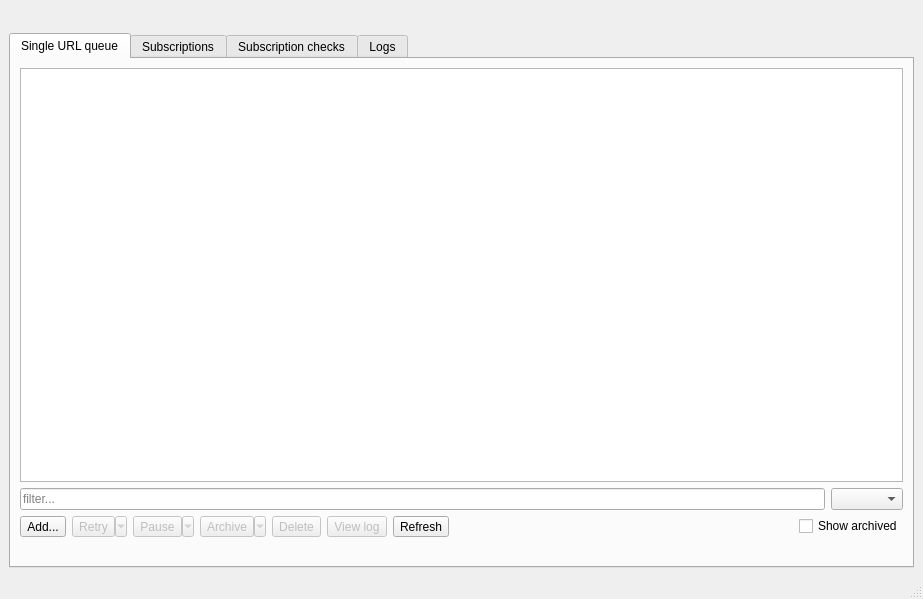
thatfuckingbird/hydownloader-systray, file src/hydownloader-systray/mainwindow.ui: the form before one commit.
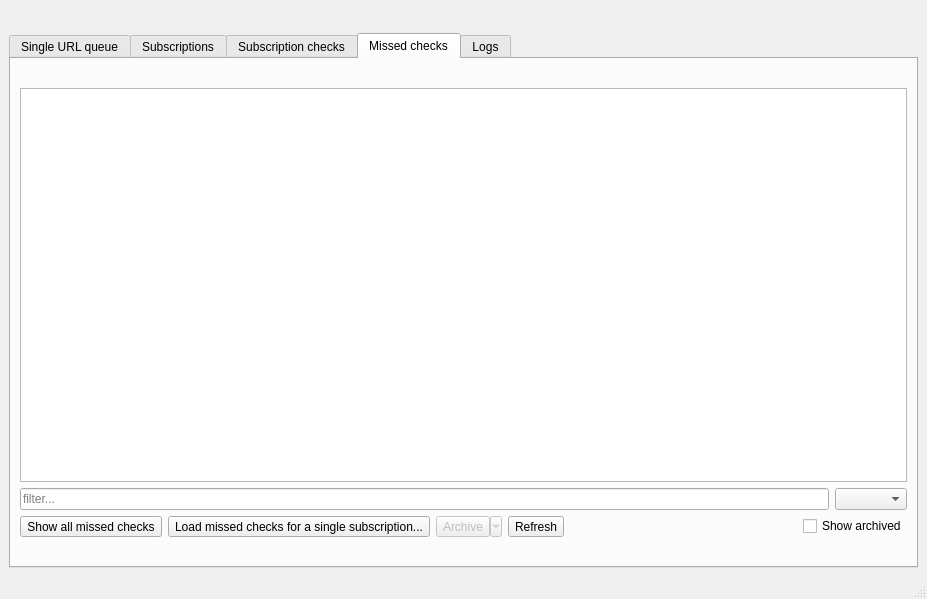
The form after the commit.

Commit message: add support for missed subscription checks

Patch:
```diff
--- a/src/hydownloader-systray/mainwindow.ui
+++ b/src/hydownloader-systray/mainwindow.ui
@@ -6,7 +6,7 @@
    <rect>
     <x>0</x>
     <y>0</y>
-    <width>923</width>
+    <width>927</width>
     <height>599</height>
    </rect>
   </property>
@@ -35,7 +35,7 @@
     <item>
      <widget class="QTabWidget" name="mainTabWidget">
       <property name="currentIndex">
-       <number>0</number>
+       <number>3</number>
       </property>
       <widget class="QWidget" name="singleURLsTab">
        <attribute name="title">
@@ -466,6 +466,139 @@
         </item>
        </layout>
       </widget>
+      <widget class="QWidget" name="missedSubChecksTab">
+       <attribute name="title">
+        <string>Missed checks</string>
+       </attribute>
+       <layout class="QVBoxLayout" name="verticalLayout_6">
+        <item>
+         <widget class="QLabel" name="currentMissedSubChecksLabel">
+          <property name="font">
+           <font>
+            <weight>75</weight>
+            <bold>true</bold>
+           </font>
+          </property>
+          <property name="text">
+           <string/>
+          </property>
+         </widget>
+        </item>
+        <item>
+         <widget class="QTableView" name="missedSubCheckTableView">
+          <property name="alternatingRowColors">
+           <bool>true</bool>
+          </property>
+          <property name="selectionBehavior">
+           <enum>QAbstractItemView::SelectRows</enum>
+          </property>
+          <property name="textElideMode">
+           <enum>Qt::ElideMiddle</enum>
+          </property>
+          <property name="sortingEnabled">
+           <bool>true</bool>
+          </property>
+          <property name="wordWrap">
+           <bool>false</bool>
+          </property>
+          <attribute name="horizontalHeaderDefaultSectionSize">
+           <number>212</number>
+          </attribute>
+          <attribute name="horizontalHeaderStretchLastSection">
+           <bool>false</bool>
+          </attribute>
+         </widget>
+        </item>
+        <item>
+         <layout class="QHBoxLayout" name="horizontalLayout_11">
+          <item>
+           <widget class="QLineEdit" name="missedSubCheckFilterLineEdit">
+            <property name="placeholderText">
+             <string>filter...</string>
+            </property>
+            <property name="clearButtonEnabled">
+             <bool>true</bool>
+            </property>
+           </widget>
+          </item>
+          <item>
+           <widget class="QComboBox" name="missedSubCheckFilterColumnComboBox"/>
+          </item>
+         </layout>
+        </item>
+        <item>
+         <layout class="QHBoxLayout" name="horizontalLayout_12">
+          <item>
+           <widget class="QToolButton" name="loadMissedSubChecksForAllButton">
+            <property name="text">
+             <string>Show all missed checks</string>
+            </property>
+           </widget>
+          </item>
+          <item>
+           <widget class="QToolButton" name="loadMissedSubChecksForSubButton">
+            <property name="text">
+             <string>Load missed checks for a single subscription...</string>
+            </property>
+            <property name="popupMode">
+             <enum>QToolButton::DelayedPopup</enum>
+            </property>
+           </widget>
+          </item>
+          <item>
+           <widget class="QToolButton" name="archiveMissedSubChecksButton">
+            <property name="enabled">
+             <bool>false</bool>
+            </property>
+            <property name="text">
+             <string>Archive</string>
+            </property>
+            <property name="popupMode">
+             <enum>QToolButton::MenuButtonPopup</enum>
+            </property>
+           </widget>
+          </item>
+          <item>
+           <widget class="QToolButton" name="refreshMissedSubChecksButton">
+            <property name="text">
+             <string>Refresh</string>
+            </property>
+           </widget>
+          </item>
+          <item>
+           <spacer name="horizontalSpacer_6">
+            <property name="orientation">
+             <enum>Qt::Horizontal</enum>
+            </property>
+            <property name="sizeHint" stdset="0">
+             <size>
+              <width>0</width>
+              <height>20</height>
+             </size>
+            </property>
+           </spacer>
+          </item>
+          <item>
+           <widget class="QCheckBox" name="includeArchivedMissedSubChecksCheckBox">
+            <property name="text">
+             <string>Show archived</string>
+            </property>
+           </widget>
+          </item>
+         </layout>
+        </item>
+        <item>
+         <widget class="QLabel" name="missedSubChecksLabel">
+          <property name="text">
+           <string/>
+          </property>
+          <property name="alignment">
+           <set>Qt::AlignRight|Qt::AlignTrailing|Qt::AlignVCenter</set>
+          </property>
+         </widget>
+        </item>
+       </layout>
+      </widget>
       <widget class="QWidget" name="logsTab">
        <attribute name="title">
         <string>Logs</string>
```
The commit also changes 2 other files.
